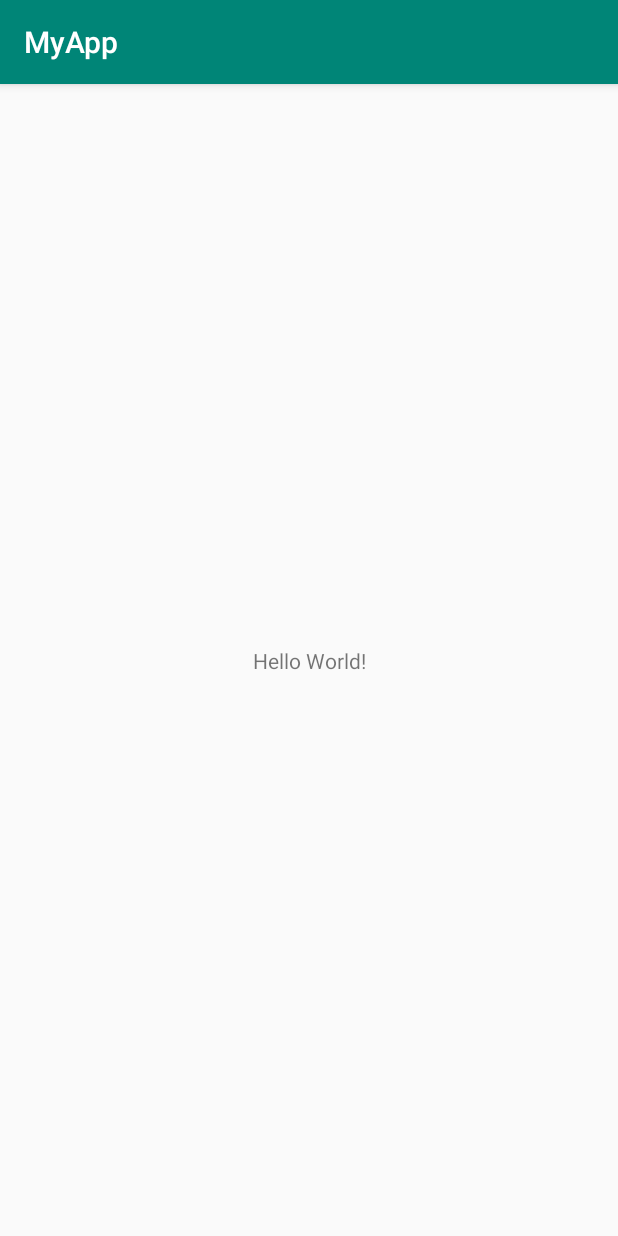
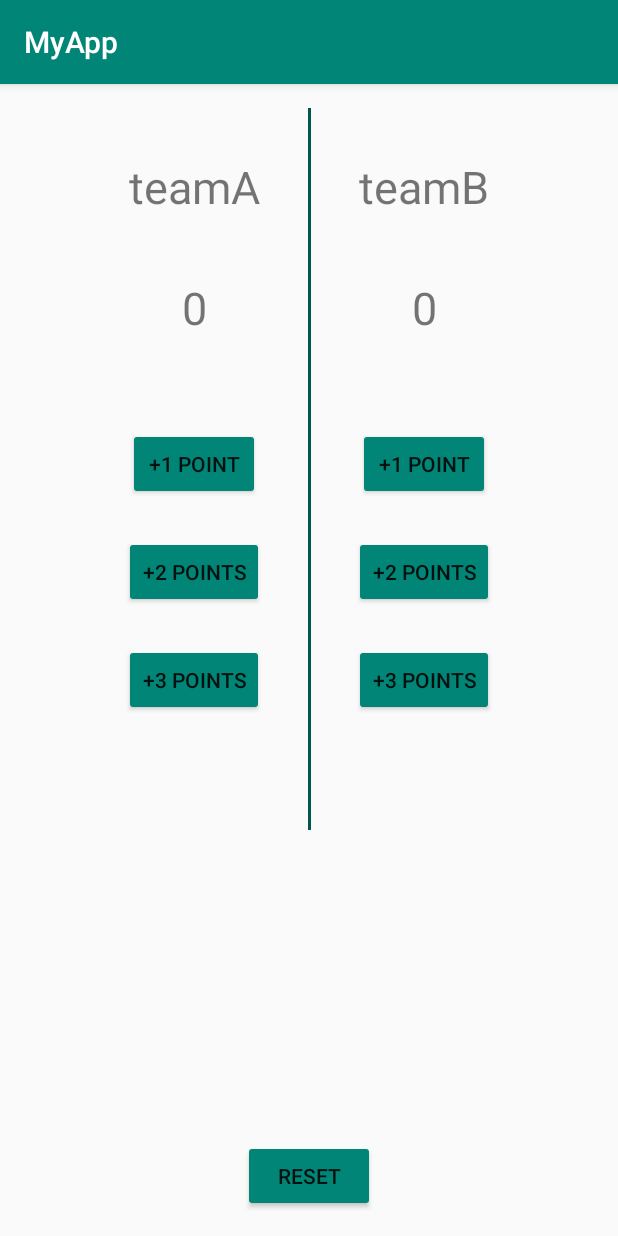
Before and after one commit to DominoLin/MyApp, an Android app: the screen it shows after launch (MainActivity before the commit, ScoreActivity after it), on a phone screen of 412 x 824 dp. Run offline under Robolectric (Android 15) with nearby library versions, the phone set to English and light mode, and no system bars.

Commit message:
ScoreActivity

```diff
--- a/app/src/main/AndroidManifest.xml
+++ b/app/src/main/AndroidManifest.xml
@@ -9,13 +9,17 @@
         android:roundIcon="@mipmap/ic_launcher_round"
         android:supportsRtl="true"
         android:theme="@style/AppTheme">
-        <activity android:name=".BirthdayCardActivity"></activity>
-        <activity android:name=".MainActivity">
+        <activity android:name=".ScoreActivity">
             <intent-filter>
                 <action android:name="android.intent.action.MAIN" />
 
                 <category android:name="android.intent.category.LAUNCHER" />
             </intent-filter>
+
+        </activity>
+        <activity android:name=".BirthdayCardActivity" />
+        <activity android:name=".MainActivity">
+
         </activity>
     </application>
 
--- /dev/null
+++ b/app/src/main/java/com/example/myapp/ScoreActivity.java
@@ -0,0 +1,59 @@
+package com.example.myapp;
+
+import androidx.appcompat.app.AppCompatActivity;
+
+import android.os.Bundle;
+import android.view.View;
+import android.widget.TextView;
+
+public class ScoreActivity extends AppCompatActivity {
+    TextView showA,showB;
+    String scoreA,scoreB;
+    @Override
+    protected void onCreate(Bundle savedInstanceState) {
+        super.onCreate(savedInstanceState);
+        setContentView(R.layout.activity_score);
+        showA = findViewById(R.id.tv_showA);
+        showB = findViewById(R.id.tv_showB);
+    }
+    public void add1(View view){
+        if(view.getId()==R.id.btn_teamA1) {
+            addA(1);
+        }else {
+            addB(1);
+        }
+    }
+
+    public void add2(View view){
+        if(view.getId()==R.id.btn_teamA2) {
+            addA(2);
+        }else {
+            addB(2);
+        }
+    }
+
+    public void add3(View view){
+        if(view.getId()==R.id.btn_teamA3) {
+            addA(3);
+        }else {
+            addB(3);
+        }
+    }
+
+    public void reset(View view){
+        showA.setText("0");
+        showB.setText("0");
+    }
+
+    public void addA(int i){
+        scoreA = showA.getText().toString();
+        int temp = Integer.parseInt(scoreA)+i;
+        showA.setText(Integer.toString(temp));
+    }
+    public void addB(int i){
+        scoreB = showB.getText().toString();
+        int temp = Integer.parseInt(scoreB)+i;
+        showB.setText(Integer.toString(temp));
+    }
+
+}
--- /dev/null
+++ b/app/src/main/res/layout/activity_score.xml
@@ -0,0 +1,155 @@
+<?xml version="1.0" encoding="utf-8"?>
+<androidx.constraintlayout.widget.ConstraintLayout xmlns:android="http://schemas.android.com/apk/res/android"
+    xmlns:app="http://schemas.android.com/apk/res-auto"
+    xmlns:tools="http://schemas.android.com/tools"
+    android:layout_width="match_parent"
+    android:layout_height="match_parent"
+    android:orientation="vertical"
+    android:padding="16dp"
+    tools:context=".ScoreActivity">
+
+
+    <LinearLayout
+        android:layout_width="wrap_content"
+        android:layout_height="wrap_content"
+        android:orientation="horizontal"
+        app:layout_constraintEnd_toEndOf="parent"
+        app:layout_constraintHorizontal_bias="0.5"
+        app:layout_constraintStart_toStartOf="parent"
+        tools:ignore="MissingConstraints"
+        tools:layout_editor_absoluteY="16dp">
+
+
+        <LinearLayout
+            android:id="@+id/linearLayout"
+            android:layout_width="wrap_content"
+            android:layout_height="wrap_content"
+            android:orientation="vertical"
+            android:padding="16dp">
+
+            <TextView
+                android:id="@+id/tv_teamA"
+                android:layout_width="wrap_content"
+                android:layout_height="wrap_content"
+                android:layout_marginBottom="24dp"
+                android:gravity="center"
+                android:padding="16dp"
+                android:text="@string/score_teamA"
+                android:textSize="30sp" />
+
+            <TextView
+                android:id="@+id/tv_showA"
+                android:layout_width="match_parent"
+                android:layout_height="wrap_content"
+                android:layout_marginBottom="60dp"
+                android:gravity="center"
+                android:text="@string/all_0"
+                android:textSize="30sp" />
+
+            <Button
+                android:id="@+id/btn_teamA1"
+                android:layout_width="wrap_content"
+                android:layout_height="wrap_content"
+                android:layout_gravity="center"
+                android:layout_marginBottom="24dp"
+                android:onClick="add1"
+                android:text="@string/score_plus1" />
+
+            <Button
+                android:id="@+id/btn_teamA2"
+                android:layout_width="wrap_content"
+                android:layout_height="wrap_content"
+                android:layout_gravity="center"
+                android:layout_marginBottom="24dp"
+                android:onClick="add2"
+                android:text="@string/score_plus2" />
+
+            <Button
+                android:id="@+id/btn_teamA3"
+                android:layout_width="wrap_content"
+                android:layout_height="wrap_content"
+                android:layout_gravity="center"
+                android:layout_marginBottom="60dp"
+                android:onClick="add3"
+                android:text="@string/score_plus3" />
+
+        </LinearLayout>
+
+        <TextView
+            android:id="@+id/textView3"
+            android:layout_width="2dp"
+            android:layout_height="match_parent"
+            android:background="@color/colorPrimaryDark" />
+
+
+        <LinearLayout
+            android:id="@+id/linearLayout2"
+            android:layout_width="wrap_content"
+            android:layout_height="wrap_content"
+            android:orientation="vertical"
+            android:padding="16dp">
+
+            <TextView
+                android:id="@+id/tv_teamB"
+                android:layout_width="wrap_content"
+                android:layout_height="wrap_content"
+                android:layout_marginBottom="24dp"
+                android:gravity="center"
+                android:padding="16dp"
+                android:text="@string/score_teamB"
+                android:textSize="30sp" />
+
+            <TextView
+                android:id="@+id/tv_showB"
+                android:layout_width="match_parent"
+                android:layout_height="wrap_content"
+                android:layout_marginBottom="60dp"
+                android:gravity="center"
+                android:text="@string/all_0"
+                android:textSize="30sp" />
+
+            <Button
+                android:id="@+id/btn_teamB1"
+                android:layout_width="wrap_content"
+                android:layout_height="wrap_content"
+                android:layout_gravity="center"
+                android:layout_marginBottom="24dp"
+                android:onClick="add1"
+                android:text="@string/score_plus1" />
+
+            <Button
+                android:id="@+id/btn_teamB2"
+                android:layout_width="wrap_content"
+                android:layout_height="wrap_content"
+                android:layout_gravity="center"
+                android:layout_marginBottom="24dp"
+                android:onClick="add2"
+                android:text="@string/score_plus2" />
+
+            <Button
+                android:id="@+id/btn_teamB3"
+                android:layout_width="wrap_content"
+                android:layout_height="wrap_content"
+                android:layout_gravity="center"
+                android:layout_marginBottom="60dp"
+                android:onClick="add3"
+                android:text="@string/score_plus3" />
+
+
+        </LinearLayout>
+    </LinearLayout>
+
+
+    <Button
+        android:id="@+id/btn_reset"
+        android:layout_width="wrap_content"
+        android:layout_height="wrap_content"
+        android:layout_gravity="center"
+
+        android:onClick="reset"
+        android:text="@string/all_reset"
+        app:layout_constraintBottom_toBottomOf="parent"
+        app:layout_constraintEnd_toEndOf="parent"
+        app:layout_constraintStart_toStartOf="parent" />
+
+</androidx.constraintlayout.widget.ConstraintLayout>
--- a/app/src/main/res/values/strings.xml
+++ b/app/src/main/res/values/strings.xml
@@ -6,4 +6,11 @@
     <string name="birth_tv4">1949-2019</string>
     <string name="birth_iv">70</string>
     <string name="birth_tv5">From 肖林</string>
+    <string name="score_plus1">+1 point</string>
+    <string name="score_plus2">+2 points</string>
+    <string name="score_plus3">+3 points</string>
+    <string name="score_teamA">teamA</string>
+    <string name="score_teamB">teamB</string>
+    <string name="all_0">0</string>
+    <string name="all_reset">reset</string>
 </resources>
--- a/app/src/main/res/values/styles.xml
+++ b/app/src/main/res/values/styles.xml
@@ -6,6 +6,7 @@
         <item name="colorPrimary">@color/colorPrimary</item>
         <item name="colorPrimaryDark">@color/colorPrimaryDark</item>
         <item name="colorAccent">@color/colorAccent</item>
+        <item name="colorButtonNormal">@color/colorPrimary</item>
     </style>
 
 </resources>
```
